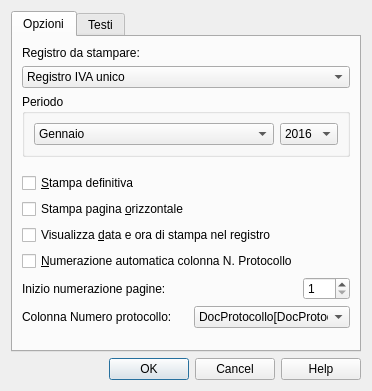
BananaAccounting/Italia, file Iva/2017/ch.banana.script.italy_vat_2017.report.registri.dialog.ui: the form before one commit.
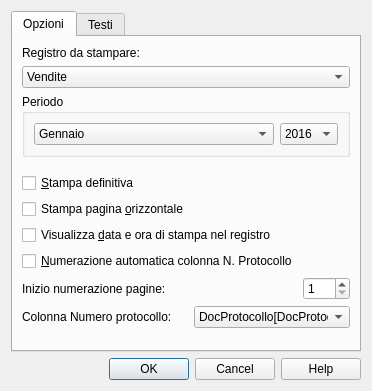
The form after the commit.

```diff
--- a/Iva/2017/ch.banana.script.italy_vat_2017.report.registri.dialog.ui
+++ b/Iva/2017/ch.banana.script.italy_vat_2017.report.registri.dialog.ui
@@ -48,11 +48,6 @@
            <height>0</height>
           </size>
          </property>
-         <item>
-          <property name="text">
-           <string>Registro IVA unico</string>
-          </property>
-         </item>
          <item>
           <property name="text">
            <string>Vendite</string>
```
Left out of the diff: 12 changed lines with no effect on the pictures.
